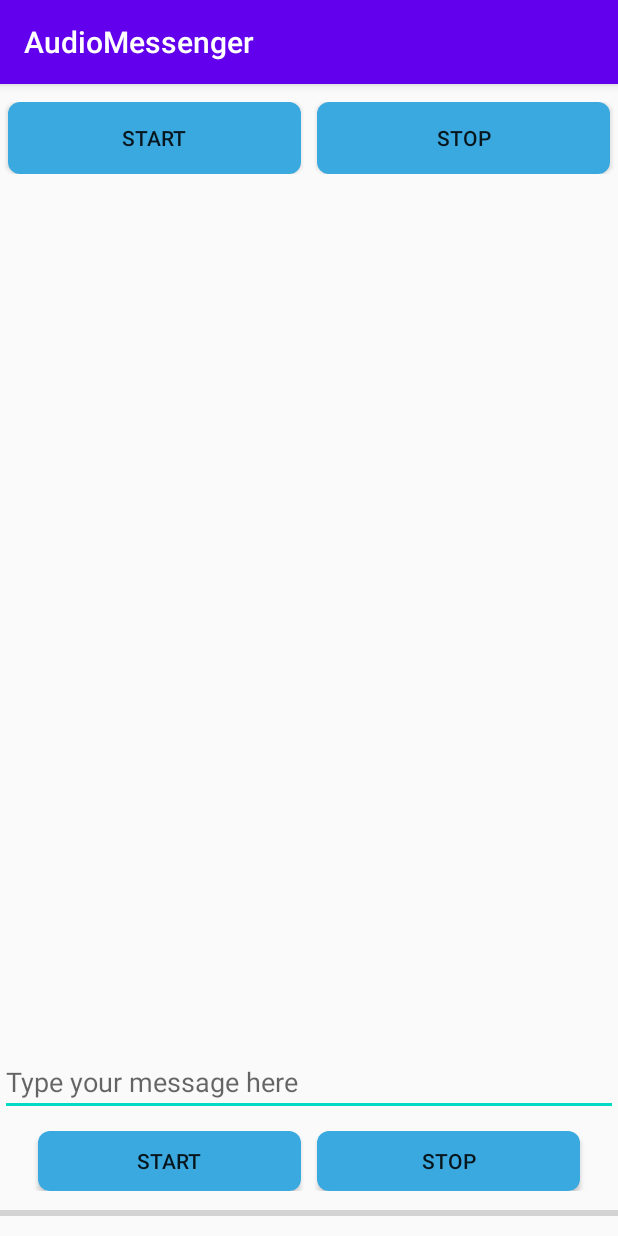
After one commit to RomanBashmakov/Android_AudioMessenger, an Android app: the ChatMessages screen opened directly, with no data from a screen before it, on a phone screen of 412 x 824 dp. The commit adds this screen. Run offline under Robolectric (Android 15) with nearby library versions, the phone set to English and light mode, and no system bars.

Commit message:
V1.0.3 ActivityChatMessage.xml

```diff
--- a/app/src/main/AndroidManifest.xml
+++ b/app/src/main/AndroidManifest.xml
@@ -16,6 +16,9 @@
         android:supportsRtl="true"
         android:theme="@style/Theme.AudioRecorder">
         <activity
+            android:name=".ChatMessages"
+            android:exported="false" />
+        <activity
             android:name=".ChatActivity"
             android:exported="false" />
         <activity
--- a/app/src/main/java/com/example/audiorecorder/ChatActivity.java
+++ b/app/src/main/java/com/example/audiorecorder/ChatActivity.java
@@ -18,13 +18,61 @@ public class ChatActivity extends AppCompatActivity {
     ListView lvTransmitters;
     ListView lvReceivers;
 
+
+    SetTransmitterSettingCallbackHere setTransmitterSettingCallback;
+    public class SetTransmitterSettingCallbackHere implements SetTransmitterSettingCallback{
+        @Override
+        public void setChosenTransmitterSetting() {
+
+        }
+
+        @Override
+        public void deleteSetting(int Position) {
+            transmitterSettingsList.remove(Position);
+            transmitterSettingsAdapter.notifyDataSetChanged();
+        }
+
+        @Override
+        public void checkSetting(int Position) {
+            for (transmitterSetting TS : transmitterSettingsList){
+                TS.setCheckedF(false);
+            }
+            transmitterSettingsList.get(Position).setCheckedF(true);
+            transmitterSettingsAdapter.notifyDataSetChanged();
+        }
+
+        @Override
+        public void setBitDuration(float BD) {
+            duration = BD;
+        }
+
+        @Override
+        public void setFrequency(int frequency) {
+            freq = frequency;
+        }
+
+        @Override
+        public void newBDSetting(float typedBD, int Position) {
+            transmitterSettingsList.get(Position).setDuration(typedBD);
+        }
+
+        @Override
+        public void newFrequencySetting(int typedFrequency, int Position) {
+            transmitterSettingsList.get(Position).setFrequency(typedFrequency);
+        }
+    }
+
+    static ArrayList<transmitterSetting> transmitterSettingsList = new ArrayList<transmitterSetting>();
+    transmitterSettingsAdapter transmitterSettingsAdapter;
+
+
     @Override
     protected void onCreate(Bundle savedInstanceState) {
         super.onCreate(savedInstanceState);
         setContentView(R.layout.activity_chat);
 
         transmitterSettingsList = new ArrayList<transmitterSetting>();
-        transmitterSettingsAdapter = new transmitterSettingsAdapter(this, transmitterSettingsList);
+        transmitterSettingsAdapter = new transmitterSettingsAdapter(this, transmitterSettingsList, setTransmitterSettingCallback);
 
         lvTransmitters = (ListView) findViewById(R.id.lvTransmitters);
         lvReceivers = (ListView) findViewById(R.id.lvReceivers);
--- /dev/null
+++ b/app/src/main/java/com/example/audiorecorder/ChatMessages.java
@@ -0,0 +1,13 @@
+package com.example.audiorecorder;
+
+import android.support.v7.app.AppCompatActivity;
+import android.os.Bundle;
+
+public class ChatMessages extends AppCompatActivity {
+
+    @Override
+    protected void onCreate(Bundle savedInstanceState) {
+        super.onCreate(savedInstanceState);
+        setContentView(R.layout.activity_chat_messages);
+    }
+}
--- a/app/src/main/java/com/example/audiorecorder/MainActivity2.java
+++ b/app/src/main/java/com/example/audiorecorder/MainActivity2.java
@@ -16,29 +16,29 @@ import java.util.ArrayList;
 //Receiver
 public class MainActivity2 extends AppCompatActivity {
 
-    public static float duration = (float) 0.3; // duration of sound
+    public static float duration = (float) 0.3; // duration of a bit in sec
     public static int sampleRate = 44100; // Hz
     public static int freq = 500; // Hz
-    public static int numSamples = (int) (sampleRate * duration);// 1/10 - duration
+    public static int numSamples = (int) (sampleRate * duration);
 
     SignalConstructor signalConstructor;
 
     SetTransmitterSettingCallbackHere setTransmitterSettingCallback;
-    public class SetTransmitterSettingCallbackHere implements SetTransmitterSettingCallback{
+
+    public class SetTransmitterSettingCallbackHere implements SetTransmitterSettingCallback
+    {
         @Override
-        public void setChosenTransmitterSetting() {
-
-        }
-
-        @Override
-        public void deleteSetting(int Position) {
+        public void deleteSetting(int Position)
+        {
             transmitterSettingsList.remove(Position);
             transmitterSettingsAdapter.notifyDataSetChanged();
         }
 
         @Override
-        public void checkSetting(int Position) {
-            for (transmitterSetting TS : transmitterSettingsList){
+        public void checkSetting(int Position)
+        {
+            for (transmitterSetting TS : transmitterSettingsList)
+            {
                 TS.setCheckedF(false);
             }
             transmitterSettingsList.get(Position).setCheckedF(true);
@@ -46,13 +46,27 @@ public class MainActivity2 extends AppCompatActivity {
         }
 
         @Override
-        public void setBitDuration(float BD) {
+        public void setBitDuration(float BD)
+        {
             duration = BD;
         }
 
         @Override
-        public void setFrequency(int frequency) {
+        public void setFrequency(int frequency)
+        {
             freq = frequency;
+        }
+
+        @Override
+        public void newBDSetting(float typedBD, int Position)
+        {
+            transmitterSettingsList.get(Position).setDuration(typedBD);
+        }
+
+        @Override
+        public void newFrequencySetting(int typedFrequency, int Position)
+        {
+            transmitterSettingsList.get(Position).setFrequency(typedFrequency);
         }
     }
 
--- a/app/src/main/java/com/example/audiorecorder/SetTransmitterSettingCallback.java
+++ b/app/src/main/java/com/example/audiorecorder/SetTransmitterSettingCallback.java
@@ -1,9 +1,10 @@
 package com.example.audiorecorder;
 
 public interface SetTransmitterSettingCallback {
-    void setChosenTransmitterSetting();
     void deleteSetting(int Position);
     void checkSetting(int Position);
     void setBitDuration(float BD);
     void setFrequency(int frequency);
+    void newBDSetting(float typedBD, int Position);
+    void newFrequencySetting(int typedFrequency, int Position);
 }
--- a/app/src/main/java/com/example/audiorecorder/application/SignalConstructor.java
+++ b/app/src/main/java/com/example/audiorecorder/application/SignalConstructor.java
@@ -148,6 +148,4 @@ public class SignalConstructor extends Thread {
         audioTrack.write(audioBufferShort, 0, audioBufferShort.length);
         audioTrack.play();
     }
-
-
 }
--- a/app/src/main/java/com/example/audiorecorder/transmitterSettingsAdapter.java
+++ b/app/src/main/java/com/example/audiorecorder/transmitterSettingsAdapter.java
@@ -51,15 +51,8 @@ public class transmitterSettingsAdapter extends BaseAdapter {
     // пункт списка
     @Override
     public View getView(int position, View convertView, ViewGroup parent) {
-        // используем созданные, но не используемые view
-//        View view = convertView;
 
         View view = lInflater.inflate(R.layout.transmitter_layout_settings, parent, false);
-
-//        if (view == null)
-//        {
-//            view = lInflater.inflate(R.layout.transmitter_layout_settings, parent, false);
-//        }
 
         ViewHolder viewHolder = new ViewHolder(view);
 
@@ -81,7 +74,7 @@ public class transmitterSettingsAdapter extends BaseAdapter {
 
             @Override
             public void afterTextChanged(Editable s) {
-                MainActivity2.transmitterSettingsList.get(position).setDuration(Float.parseFloat(viewHolder.textBD.getText().toString()));
+                callback.newBDSetting(Float.parseFloat(viewHolder.textBD.getText().toString()), position);
                 callback.setBitDuration(TS.duration);
             }
         });
@@ -98,7 +91,7 @@ public class transmitterSettingsAdapter extends BaseAdapter {
             @Override
             public void afterTextChanged(Editable s)
             {
-                MainActivity2.transmitterSettingsList.get(position).setFrequency(Integer.parseInt(viewHolder.textFrequency.getText().toString()));
+                callback.newFrequencySetting(Integer.parseInt(viewHolder.textFrequency.getText().toString()), position);
                 callback.setFrequency(TS.frequency);
             }
         });
--- /dev/null
+++ b/app/src/main/res/layout/activity_chat_messages.xml
@@ -0,0 +1,133 @@
+<?xml version="1.0" encoding="utf-8"?>
+<android.support.constraint.ConstraintLayout xmlns:android="http://schemas.android.com/apk/res/android"
+    xmlns:app="http://schemas.android.com/apk/res-auto"
+    xmlns:tools="http://schemas.android.com/tools"
+    android:layout_width="match_parent"
+    android:layout_height="match_parent"
+    tools:context=".ChatMessages">
+
+    <LinearLayout
+        android:layout_width="match_parent"
+        android:layout_height="match_parent"
+        android:orientation="vertical"
+        android:weightSum = "9" >
+
+        <android.support.constraint.ConstraintLayout
+            android:id="@+id/topLayout"
+            android:layout_height="0dp"
+            android:layout_width="match_parent"
+            android:layout_weight="1"
+            app:layout_constraintTop_toTopOf="parent">
+
+            <LinearLayout
+                android:id="@+id/topButtonsLayout"
+                android:layout_width="match_parent"
+                android:layout_height="wrap_content"
+                android:orientation="horizontal"
+                app:layout_constraintBottom_toBottomOf="parent"
+                app:layout_constraintEnd_toEndOf="parent"
+                app:layout_constraintStart_toStartOf="parent"
+                app:layout_constraintTop_toTopOf="parent">
+
+                <Button
+                    android:id="@+id/ClearTopButton"
+                    android:layout_width="match_parent"
+                    android:layout_height="wrap_content"
+                    android:layout_marginHorizontal="5dp"
+                    android:layout_weight="1"
+                    android:background="@drawable/roundedbutton"
+                    android:text="@string/start" />
+
+                <Button
+                    android:id="@+id/toMenuTopButton"
+                    android:layout_width="match_parent"
+                    android:layout_height="wrap_content"
+                    android:layout_marginHorizontal="5dp"
+                    android:layout_weight="1"
+                    android:background="@drawable/roundedbutton"
+                    android:text="@string/stop" />
+
+            </LinearLayout>
+
+        </android.support.constraint.ConstraintLayout>
+
+        <android.support.constraint.ConstraintLayout
+            android:id="@+id/messagesLayout"
+            android:layout_height="0dp"
+            android:layout_width="match_parent"
+            android:layout_weight="8"
+            app:layout_constraintTop_toTopOf="parent">
+
+            <ListView
+                android:id="@+id/lvTransmitters"
+                android:layout_width="match_parent"
+                android:layout_height="wrap_content"
+                android:layout_marginVertical="2dp"
+                android:choiceMode="singleChoice"
+                android:gravity="top"
+                app:layout_constraintBottom_toBottomOf="parent"
+                app:layout_constraintTop_toTopOf="parent" />
+
+        </android.support.constraint.ConstraintLayout>
+
+        <android.support.constraint.ConstraintLayout
+            android:id="@+id/typedLayout"
+            android:layout_height="wrap_content"
+            android:layout_width="match_parent"
+            android:layout_weight="1"
+            app:layout_constraintBottom_toBottomOf="parent">
+
+            <EditText
+                android:id="@+id/textToTransmit"
+                android:layout_width="match_parent"
+                android:layout_height="wrap_content"
+                android:hint="@string/TypeHere"
+                android:inputType="textPersonName"
+                android:textColor="@color/black"
+                app:layout_constraintEnd_toEndOf="parent"
+                app:layout_constraintStart_toStartOf="parent"
+                app:layout_constraintTop_toTopOf="parent" />
+
+
+            <LinearLayout
+                android:id="@+id/linearLayout"
+                android:layout_width="match_parent"
+                android:layout_height="40dp"
+                android:layout_marginHorizontal="20dp"
+                android:layout_marginVertical="10dp"
+                app:layout_constraintTop_toBottomOf="@+id/textToTransmit"
+                tools:layout_editor_absoluteX="20dp">
+
+                <Button
+                    android:id="@+id/Transmit"
+                    android:layout_width="match_parent"
+                    android:layout_height="wrap_content"
+                    android:layout_weight="1"
+                    android:text="@string/start"
+                    android:layout_marginHorizontal="5dp"
+                    android:background = "@drawable/roundedbutton"/>
+
+                <Button
+                    android:layout_width="match_parent"
+                    android:layout_height="wrap_content"
+                    android:layout_marginHorizontal="5dp"
+                    android:layout_weight="1"
+                    android:onClick="stopTransmitting"
+                    android:text="@string/stop"
+                    android:background = "@drawable/roundedbutton" />
+
+            </LinearLayout>
+
+            <ProgressBar
+
+                app:layout_constraintTop_toBottomOf="@id/linearLayout"
+                android:id="@+id/progressBar"
+                style="?android:attr/progressBarStyleHorizontal"
+                android:layout_width="match_parent"
+                android:layout_height="30dp"/>
+
+        </android.support.constraint.ConstraintLayout>
+
+    </LinearLayout>
+
+</android.support.constraint.ConstraintLayout>
```
